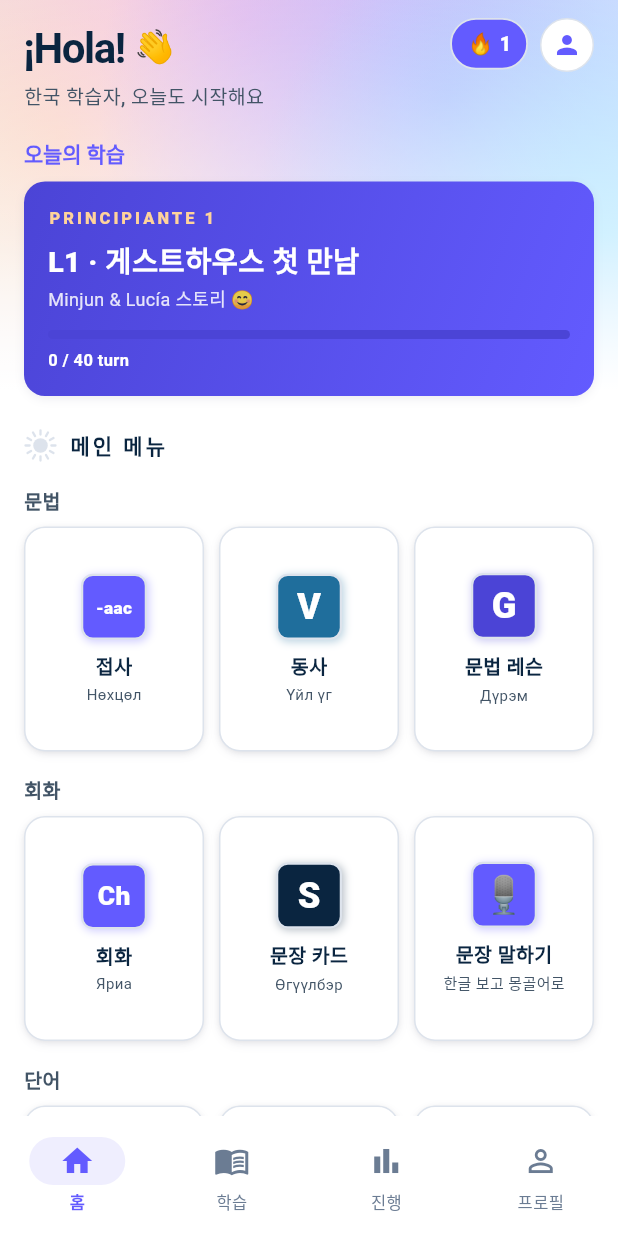
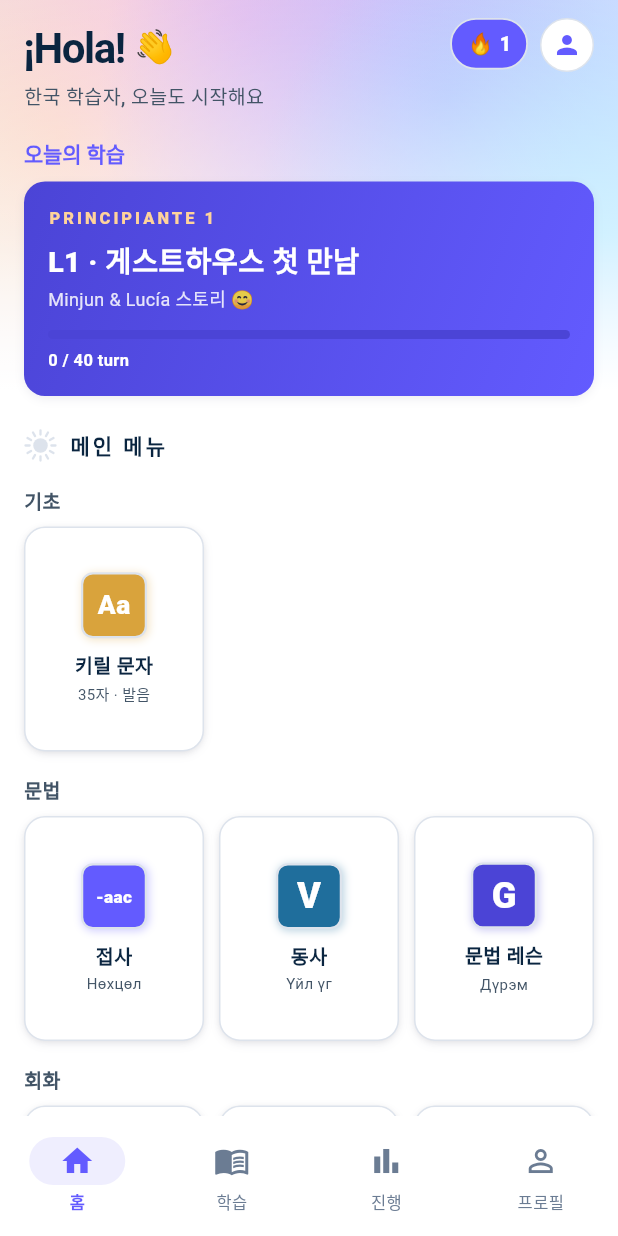
Before and after one commit to talkverselab/talkverse-mn, a Flutter app: the screen it shows after launch, on a phone screen of 412 x 824 dp. Run offline on Flutter 3.47's test engine with Material 3 defaults, Android fonts, the phone set to English and light mode, and no system bars; our stand-ins replace audioplayers, csv, drift, drift_flutter, flutter_secure_storage, in_app_purchase and 4 more; missing offline and left inert: flutter_web_auth_2; accounts and stored records are empty; generated files the repository leaves out were written again; network calls fail; Roboto replaces fonts that are missing (Pretendard); statements that could not run were skipped.

Commit message:
feat: 키릴 문자와 발음 — 35자 격자·묶음 칩(모음조화)·로마자 토글, 글자 탭 = 1초 뒤 자동 재생·IPA·소리 나는 곳·조음/모음 위치 그림·한국어 비교·예시 단어
Co-Authored-By: Claude Opus 5.5 <noreply@anthropic.com>
Claude-Session: https://claude.ai/code/session_01L4ogXBW588hS77pAP1oS9B

```diff
--- a/app/lib/core/l10n_dict.dart
+++ b/app/lib/core/l10n_dict.dart
@@ -303,6 +303,26 @@ const Map<String, String> kDictEn = {
   '단어 목록 — 앱의 1,500어는 이 경계에 맞춰 따로 정리한 학습용 목록이라, 순위가 말뭉치 순위와 꼭 같지는 않습니다.': 'Word list — the 1,500 words in the app are a separately prepared study list fitted to these boundaries, so ranks may differ from corpus ranks.',
   '절벽 단어 — R1→R5 순서로 20어씩 한 단원. 「회화 단어 포함」을 누르면 회화에 나오는 말 중 목록 밖 단어가 「회화」 구간으로 뒤에 붙습니다.': 'Cliff words — 20-word units in order from R1 to R5. "With dialogue words" adds words from the dialogues that are outside the list, as a "Dialogue" zone at the end.',
   '회화 — 몽골어 회화는 R3 까지 만듭니다.': 'Dialogues — Mongolian dialogues are made up to R3.',
+  '기초': 'Basics',
+  '키릴 문자': 'Cyrillic',
+  '35자 · 발음': '35 letters · sounds',
+  '키릴 문자와 발음': 'Cyrillic letters & sounds',
+  '35자 · 글자를 누르면 발음': '35 letters · tap a letter to hear it',
+  '로마자 끄기': 'Hide Latin',
+  '로마자 켜기': 'Show Latin',
+  '전체 35': 'All 35',
+  '중성 모음': 'Neutral vowel',
+  '이 + 모음': 'y + vowel',
+  '자음': 'Consonants',
+  '외래어 글자': 'Loanword letters',
+  '부호': 'Signs',
+  '모음조화 — 한 단어 안에는 남성 모음(а о у)끼리, 또는 여성 모음(э ө ү)끼리 모입니다. и 는 양쪽에 다 들어갑니다. 접사 모양도 이 짝에 맞춰 바뀝니다.': 'Vowel harmony — one word uses only male vowels (а о у) or only female vowels (э ө ү). и goes with both. Suffixes change shape to match.',
+  '🔊 예시 단어 — 누르면 듣기': '🔊 Example word — tap to hear',
+  '👄 소리 나는 곳 · 입 모양': '👄 Where it is made · mouth shape',
+  '모음 위치 그림 보기': 'Show vowel chart',
+  '자음 조음 위치 그림 보기': 'Show places of articulation',
+  '🇰🇷 한국어와 비교': '🇰🇷 Compared with Korean',
+  '비슷한 소리: {0}\n\n{1}': 'Similar sound: {0}\n\n{1}',
 };
 
 const Map<String, String> kDictJa = {
@@ -594,6 +614,26 @@ const Map<String, String> kDictJa = {
   '단어 목록 — 앱의 1,500어는 이 경계에 맞춰 따로 정리한 학습용 목록이라, 순위가 말뭉치 순위와 꼭 같지는 않습니다.': '単語リスト — アプリの1,500語はこの境界に合わせて別に整理した学習用リストなので、順位はコーパスの順位と必ずしも同じではありません。',
   '절벽 단어 — R1→R5 순서로 20어씩 한 단원. 「회화 단어 포함」을 누르면 회화에 나오는 말 중 목록 밖 단어가 「회화」 구간으로 뒤에 붙습니다.': '崖の単語 — R1→R5の順に20語で1単元。「会話の単語も」を押すと、会話に出る語のうちリスト外の語が「会話」区間として後ろに付きます。',
   '회화 — 몽골어 회화는 R3 까지 만듭니다.': '会話 — モンゴル語の会話はR3まで作ります。',
+  '기초': '基礎',
+  '키릴 문자': 'キリル文字',
+  '35자 · 발음': '35字・発音',
+  '키릴 문자와 발음': 'キリル文字と発音',
+  '35자 · 글자를 누르면 발음': '35字・文字をタップで発音',
+  '로마자 끄기': 'ローマ字を隠す',
+  '로마자 켜기': 'ローマ字を表示',
+  '전체 35': '全35',
+  '중성 모음': '中性母音',
+  '이 + 모음': 'イ+母音',
+  '자음': '子音',
+  '외래어 글자': '外来語用の文字',
+  '부호': '記号',
+  '모음조화 — 한 단어 안에는 남성 모음(а о у)끼리, 또는 여성 모음(э ө ү)끼리 모입니다. и 는 양쪽에 다 들어갑니다. 접사 모양도 이 짝에 맞춰 바뀝니다.': '母音調和 — 1つの単語には男性母音(а о у)同士か女性母音(э ө ү)同士が集まります。и はどちらにも入ります。接辞の形もこれに合わせて変わります。',
+  '🔊 예시 단어 — 누르면 듣기': '🔊 例の単語 — タップで聞く',
+  '👄 소리 나는 곳 · 입 모양': '👄 音の出る所・口の形',
+  '모음 위치 그림 보기': '母音の位置の図を見る',
+  '자음 조음 위치 그림 보기': '子音の調音位置の図を見る',
+  '🇰🇷 한국어와 비교': '🇰🇷 韓国語と比べる',
+  '비슷한 소리: {0}\n\n{1}': '似た音: {0}\n\n{1}',
 };
 
 const Map<String, String> kDictZh = {
@@ -885,4 +925,24 @@ const Map<String, String> kDictZh = {
   '단어 목록 — 앱의 1,500어는 이 경계에 맞춰 따로 정리한 학습용 목록이라, 순위가 말뭉치 순위와 꼭 같지는 않습니다.': '词表 — 应用中的1,500词是按这些边界另行整理的学习词表,名次不一定与语料名次相同。',
   '절벽 단어 — R1→R5 순서로 20어씩 한 단원. 「회화 단어 포함」을 누르면 회화에 나오는 말 중 목록 밖 단어가 「회화」 구간으로 뒤에 붙습니다.': '悬崖词汇 — 按R1→R5顺序每20词一单元。点“含会话词汇”后,会话中出现而词表外的词会作为“会话”区间附在后面。',
   '회화 — 몽골어 회화는 R3 까지 만듭니다.': '会话 — 蒙古语会话只做到R3。',
+  '기초': '基础',
+  '키릴 문자': '西里尔字母',
+  '35자 · 발음': '35个字母·发音',
+  '키릴 문자와 발음': '西里尔字母与发音',
+  '35자 · 글자를 누르면 발음': '35个字母·点击字母发音',
+  '로마자 끄기': '隐藏拉丁字母',
+  '로마자 켜기': '显示拉丁字母',
+  '전체 35': '全部35',
+  '중성 모음': '中性元音',
+  '이 + 모음': 'y+元音',
+  '자음': '辅音',
+  '외래어 글자': '外来词字母',
+  '부호': '符号',
+  '모음조화 — 한 단어 안에는 남성 모음(а о у)끼리, 또는 여성 모음(э ө ү)끼리 모입니다. и 는 양쪽에 다 들어갑니다. 접사 모양도 이 짝에 맞춰 바뀝니다.': '元音和谐 — 一个词里只用阳性元音(а о у)或只用阴性元音(э ө ү)。и 两边都可以。词缀形式也随之变化。',
+  '🔊 예시 단어 — 누르면 듣기': '🔊 例词 — 点击收听',
+  '👄 소리 나는 곳 · 입 모양': '👄 发音部位·口型',
+  '모음 위치 그림 보기': '查看元音位置图',
+  '자음 조음 위치 그림 보기': '查看辅音发音部位图',
+  '🇰🇷 한국어와 비교': '🇰🇷 与韩语比较',
+  '비슷한 소리: {0}\n\n{1}': '相似的音: {0}\n\n{1}',
 };
--- /dev/null
+++ b/app/lib/data/mn_letters.dart
@@ -0,0 +1,53 @@
+/// 몽골어 키릴 35자 — 발음 정보(사용자 지시 2026-11-08, 일본어앱 「50음도와 발음」과 같은 구조).
+/// 소리: 글자 35자와 예시 단어는 모두 앱에 들어 있는 사전 합성 음성(assets/audio/manifest.json)으로 읽는다. 예시가 빈 글자는 단어 없이 글자만.
+/// 독음 표기는 앱 규칙(db/notes/mn_ko_transcription.md: о=어 · у=오 · ө=으 · ү=우)을 따르고, 실제 소리와 다른 곳은 설명에 적는다.
+class MnLetter {
+  final String upper, lower, latin, ipa, group;
+  final String place; // 소리 나는 곳·입 모양
+  final String korSim; // 비슷한 한국어 소리
+  final String korDiff; // 한국어와 다른 점
+  final String example, exampleKo; // 예시 단어(그 글자가 들어 있고 앱 번들 음성이 있는 것, 없으면 빈 칸)
+  final bool vowel;
+  const MnLetter(this.upper, this.lower, this.latin, this.ipa, this.group, this.place, this.korSim, this.korDiff, this.example, this.exampleKo, {this.vowel = false});
+}
+
+/// 묶음 칩. 모음조화: 남성(뒤) 모음끼리, 여성(앞) 모음끼리 한 단어에 모인다. и 는 양쪽에 쓰이는 중성.
+const kLetterGroups = ['male', 'female', 'neutral', 'iotated', 'consonant', 'loan', 'sign'];
+
+const List<MnLetter> kMnLetters = [
+  MnLetter('А', 'а', 'a', 'a', 'male', '입을 크게 벌리고 혀는 낮게.', '아', '거의 같다. 길게 쓰면(аа) 길게 끈다.', 'аав', '아빠', vowel: true),
+  MnLetter('Б', 'б', 'b', 'p', 'consonant', '두 입술을 붙였다 뗀다. 숨을 세게 내지 않는다.', 'ㅂ', '한국어 ㅂ처럼 힘 빼고 약하게. 영어 b처럼 목을 울리지 않을 때가 많다.', 'би', '나'),
+  MnLetter('В', 'в', 'v', 'w', 'consonant', '두 입술을 가볍게 가까이 대고 내는 소리.', '우(w)', '영어 v보다 w에 가깝다. 독음은 받침 ㅂ이나 「우」로 적는다.', 'вэ', '(의문 어미)'),
+  MnLetter('Г', 'г', 'g', 'ɡ ~ ɢ', 'consonant', '혀 뒤를 입천장 뒤에 붙였다 뗀다. 남성 모음 단어에선 더 목 안쪽.', 'ㄱ', '세게 내지 않는 ㄱ. а·о·у 옆에서는 목 깊은 곳에서 나는 소리가 된다.', 'гэр', '집'),
+  MnLetter('Д', 'д', 'd', 't', 'consonant', '혀끝을 윗잇몸에 붙였다 뗀다. 숨은 약하게.', 'ㄷ', '힘 뺀 ㄷ. 단어 끝에서는 「드」처럼 들린다.', 'дээр', '위에'),
+  MnLetter('Е', 'е', 'ye', 'je ~ jɵ', 'iotated', '「이」에서 바로 다음 모음으로 넘어간다.', '예', '여성 모음 단어에서는 「여(ө)」에 가깝게도 난다.', 'ес', '아홉', vowel: true),
+  MnLetter('Ё', 'ё', 'yo', 'jɔ', 'iotated', '「이」에서 о(어)로 넘어간다.', '여', '앱 표기는 「요」지만 실제는 입을 둥글게 한 「여」에 가깝다.', 'хоёр', '둘', vowel: true),
+  MnLetter('Ж', 'ж', 'j', 't͡ʃ', 'consonant', '혀 앞을 입천장 앞에 붙였다 뗀다. 숨은 약하게.', 'ㅈ', '한국어 ㅈ과 거의 같다(러시아어 ж 소리가 아니다).', 'жил', '해·년'),
+  MnLetter('З', 'з', 'z', 't͡s', 'consonant', '혀끝을 윗잇몸에 대고 「ㅈ」을 앞쪽에서 낸다.', 'ㅈ', 'ㅈ보다 혀가 앞이라 「ㅉ/츠」 중간처럼 들린다. 영어 z가 아니다.', 'загас', '물고기'),
+  MnLetter('И', 'и', 'i', 'i', 'neutral', '입술을 옆으로, 혀는 높고 앞으로.', '이', '같다. 남성·여성 모음 단어 어디에나 들어간다(중성).', 'их', '많이', vowel: true),
+  MnLetter('Й', 'й', 'i', 'j', 'iotated', '짧은 「이」. 앞 모음에 붙어 이중모음을 만든다.', '이(짧게)', 'ай·эй 는 「에」처럼 들린다(сайн 셍).', 'сайн', '좋은'),
+  MnLetter('К', 'к', 'k', 'kʰ', 'loan', '혀 뒤를 붙였다가 숨을 세게 내며 뗀다.', 'ㅋ', '거의 외래어에만 쓴다.', 'кофе', '커피'),
+  MnLetter('Л', 'л', 'l', 'ɮ', 'consonant', '혀끝을 윗잇몸에 붙인 채 혀 양옆으로 바람을 비벼 낸다.', 'ㄹ', '한국어에 없는 소리. ㄹ을 낸 채 「ㅎ」 같은 바람을 섞는다고 생각하면 가깝다.', 'хэл', '언어'),
+  MnLetter('М', 'м', 'm', 'm', 'consonant', '두 입술을 닫고 코로 소리를 낸다.', 'ㅁ', '같다.', 'мах', '고기'),
+  MnLetter('Н', 'н', 'n', 'n ~ ŋ', 'consonant', '혀끝을 윗잇몸에. 단어 끝에서는 혀 뒤로(ㅇ받침).', 'ㄴ / ㅇ받침', '단어 끝 н 는 「ㅇ」 받침으로 들린다(хүн 훙).', 'нар', '해'),
+  MnLetter('О', 'о', 'o', 'ɔ', 'male', '입을 둥글게 하되 크게 벌린다. 혀는 뒤로.', '어', '앱 독음은 「어」. 실제는 입술을 둥글게 한 「어」라 「오」와 「어」 사이.', 'ном', '책', vowel: true),
+  MnLetter('Ө', 'ө', 'ö', 'o', 'female', '입술을 작게 둥글게 오므리고 혀는 가운데.', '으(앱 독음)', '앱 독음은 「으」지만 실제는 입술을 둥글게 한 「오」에 가깝다. О(어)와 꼭 구별할 것.', 'өдөр', '날', vowel: true),
+  MnLetter('П', 'п', 'p', 'pʰ', 'loan', '두 입술을 붙였다가 숨을 세게 내며 뗀다.', 'ㅍ', '거의 외래어에만 쓴다.', 'компьютер', '컴퓨터'),
+  MnLetter('Р', 'р', 'r', 'r', 'consonant', '혀끝을 떨어 굴린다.', 'ㄹ(굴림)', '한국어 ㄹ보다 세게 혀를 여러 번 떤다. 단어 끝은 「르」.', 'нар', '해'),
+  MnLetter('С', 'с', 's', 's', 'consonant', '혀끝을 윗잇몸 가까이, 바람을 내보낸다.', 'ㅅ', '같다. 단어 끝은 「스」.', 'ус', '물'),
+  MnLetter('Т', 'т', 't', 'tʰ', 'consonant', '혀끝을 윗잇몸에 붙였다가 숨을 세게 내며 뗀다.', 'ㅌ', 'Д(힘 뺀 ㄷ)와 숨의 세기로 구별한다.', 'талх', '빵'),
+  MnLetter('У', 'у', 'u', 'ʊ', 'male', '입술을 둥글게, 혀는 뒤로 조금 낮게.', '오(앱 독음)', '앱 독음은 「오」. 「우」와 「오」 사이의 느슨한 소리.', 'ус', '물', vowel: true),
+  MnLetter('Ү', 'ү', 'ü', 'u', 'female', '입술을 둥글게 내밀고 혀는 높게.', '우(앱 독음)', '앱 독음은 「우」. У(오)와 꼭 구별할 것.', 'сүү', '우유', vowel: true),
+  MnLetter('Ф', 'ф', 'f', 'f', 'loan', '윗니를 아랫입술에 대고 바람을 낸다.', 'ㅍ(f)', '한국어에 없는 소리. 외래어에만 쓴다.', 'кофе', '커피'),
+  MnLetter('Х', 'х', 'kh', 'x', 'consonant', '혀 뒤를 입천장 뒤에 가까이 대고 바람을 긁어 낸다.', 'ㅎ', 'ㅎ보다 목 안쪽에서 긁는 소리. 단어 끝은 「흐」.', 'хот', '도시'),
+  MnLetter('Ц', 'ц', 'ts', 't͡sʰ', 'consonant', 'З 자리에서 숨을 세게 내며.', 'ㅊ', 'ㅊ보다 혀가 앞이라 「츠」처럼 들린다.', 'цай', '차'),
+  MnLetter('Ч', 'ч', 'ch', 't͡ʃʰ', 'consonant', 'Ж 자리에서 숨을 세게 내며.', 'ㅊ', '같다. Ж(ㅈ)와 숨의 세기로 구별한다.', 'чи', '너'),
+  MnLetter('Ш', 'ш', 'sh', 'ʃ', 'consonant', '혀를 입천장 앞쪽으로 올리고 입술을 조금 내민다.', '시', '「쉬」에 가까운 ㅅ. 영어 sh.', 'шөнө', '밤'),
+  MnLetter('Щ', 'щ', 'shch', 'ʃt͡ʃ', 'loan', 'Ш 다음에 Ч 를 바로 잇는다.', '시ㅊ', '러시아어에서 온 낱말에만 나온다.', '', ''),
+  MnLetter('Ъ', 'ъ', '"', '–', 'sign', '소리가 없다. 앞뒤 글자를 끊어 읽으라는 표시.', '(소리 없음)', '거의 쓰지 않는다.', '', ''),
+  MnLetter('Ы', 'ы', 'y', 'iː', 'loan', '「이」를 길게. 남성 모음 단어의 끝(-ын 등)에 나온다.', '이', '앱 독음은 「이」.', 'газрын', '땅의', vowel: true),
+  MnLetter('Ь', 'ь', "'", 'ʲ', 'sign', '소리가 없다. 앞 자음을 「이」 쪽으로 살짝 부드럽게 한다.', '(이 느낌)', 'амьдрал(삶)처럼 앞 자음 뒤에 짧은 「이」가 스친다.', 'амьдрал', '삶'),
+  MnLetter('Э', 'э', 'e', 'e', 'female', '입을 조금 벌리고 혀는 앞으로.', '에', '같다. 여성 모음.', 'ээж', '엄마', vowel: true),
+  MnLetter('Ю', 'ю', 'yu', 'ju ~ jʊ', 'iotated', '「이」에서 у·ү 로 넘어간다.', '유', '남성 단어에서는 「요」에 가깝다.', 'юу', '무엇', vowel: true),
+  MnLetter('Я', 'я', 'ya', 'ja', 'iotated', '「이」에서 а 로 넘어간다.', '야', '같다.', 'яах', '어떡하다', vowel: true),
+];
--- a/app/lib/screens/main_screen.dart
+++ b/app/lib/screens/main_screen.dart
@@ -6,6 +6,7 @@ import '../core/theme.dart';
 import '../main.dart';
 import '../widgets/spanish_decor.dart';
 import 'about_screen.dart';
+import 'alphabet_screen.dart';
 import 'chunk_search_screen.dart';
 import 'conversation_screen.dart';
 import 'affix_screens.dart';
@@ -386,11 +387,15 @@ class _TodayMissionState extends State<_TodayMission> {
   }
 }
 
-/// 메뉴 순서(사용자 지시 2026-11-07): 문법 → 회화 → 단어 → 참고. 몽골어앱엔 기초 칸이 아직 없다.
+/// 메뉴 순서(사용자 지시 2026-11-07·08): 기초(키릴 문자) → 문법 → 회화 → 단어 → 참고.
 class _MenuGrid extends StatelessWidget {
   @override
   Widget build(BuildContext context) {
     final sections = <(String, List<_MenuItem>)>[
+      (tr('기초'), [
+        _MenuItem(label: tr('키릴 문자'), sub: tr('35자 · 발음'), badge: 'Аа', color: AppColors.mongol,
+          builder: (_) => const AlphabetScreen()),
+      ]),
       (tr('문법'), [
         _MenuItem(label: tr('접사'), sub: 'Нөхцөл', badge: '-аас', color: AppColors.ai,
           builder: (_) => const AffixDictionaryScreen()),
--- a/app/pubspec.yaml
+++ b/app/pubspec.yaml
@@ -63,6 +63,7 @@ flutter:
     - assets/data/freq/
     - assets/data/grammar/
     - assets/data/vocab/
+    - assets/images/ipa/
     - assets/audio/
 
 flutter_launcher_icons:
```
Also changed, not shown: app/lib/screens/alphabet_screen.dart (added, +116 -0 lines), app/lib/widgets/letter_sound_sheet.dart (added, +128 -0 lines), app/assets/images/ipa/ipa_vowel_chart.png (added), app/assets/images/ipa/places_of_articulation.png (added), 2 other files.
